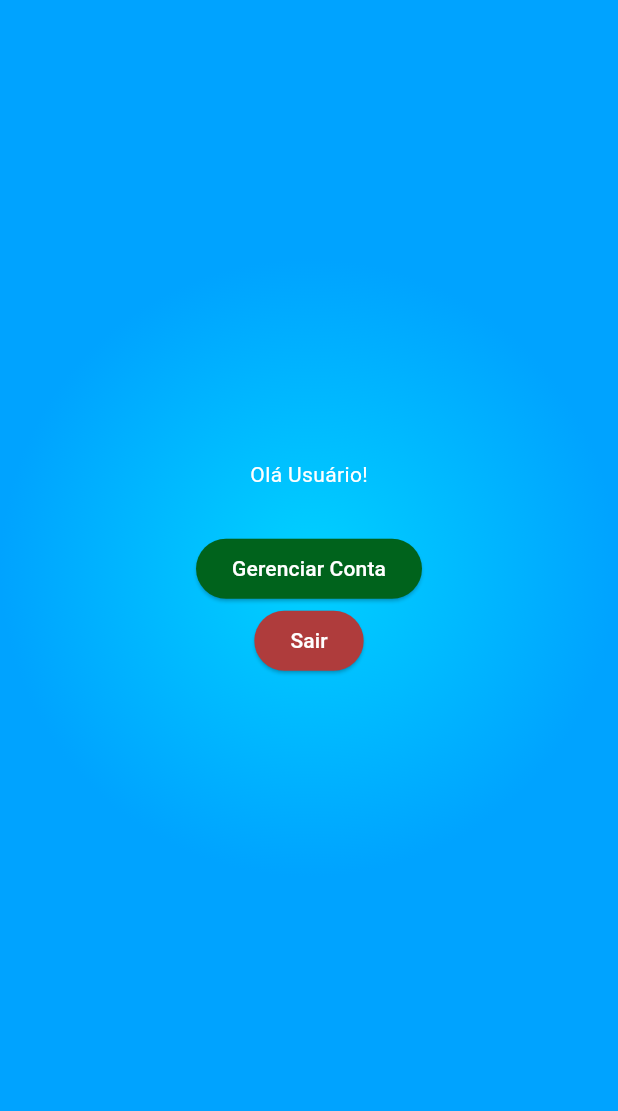
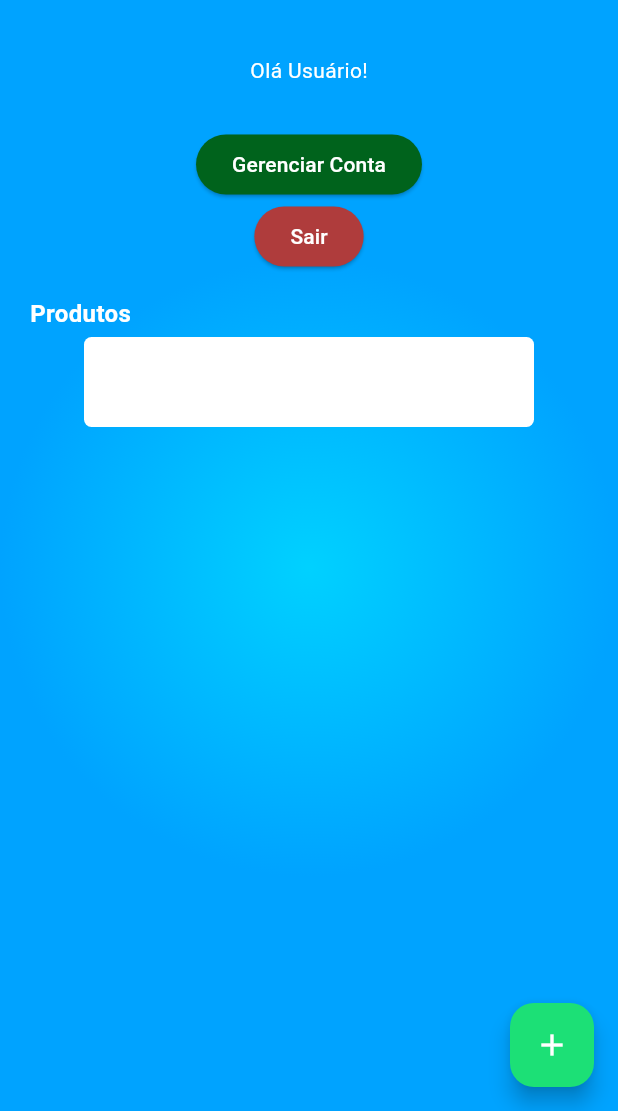
Before and after one commit to quinhas123/monocle, a Flutter app: the screen it shows once a user with an empty profile is signed in, on a phone screen of 412 x 824 dp, the part 125-1236 px from its top. Run offline on Flutter 3.47's test engine with Material 3 defaults, Android fonts, the phone set to English and light mode, and no system bars; our stand-ins replace firebase_auth, firebase_core, flutter_speed_dial; accounts and stored records are empty; network calls fail.

Commit message:
improve home_page.]

```diff
--- a/lib/pages/home_page.dart
+++ b/lib/pages/home_page.dart
@@ -1,4 +1,5 @@
 import 'package:firebase_auth/firebase_auth.dart';
+import 'package:flutter_speed_dial/flutter_speed_dial.dart';
 import 'package:monocle/auth.dart';
 import 'package:flutter/material.dart';
 import 'package:monocle/pages/manage_account_page.dart';
@@ -76,8 +77,10 @@ class HomePage extends State<HomePageStateless> {
         foregroundColor: MaterialStatePropertyAll<Color>(Colors.white),
       ),
       onPressed: () {
-        Navigator.push(context,
-            MaterialPageRoute(builder: (context) => const ManageAccountStateless()));
+        Navigator.push(
+            context,
+            MaterialPageRoute(
+                builder: (context) => const ManageAccountStateless()));
       },
       child: const Text('Gerenciar Conta'),
     );
@@ -93,6 +96,54 @@ class HomePage extends State<HomePageStateless> {
       child: const Text('Sair'),
     );
   }
+
+  Widget _loadInfo() {
+    return Container(
+        child: Column(
+          crossAxisAlignment: CrossAxisAlignment.center,
+          mainAxisAlignment: MainAxisAlignment.start,
+          children: <Widget>[
+            userPressed
+                ? const Text(
+                    'Olá Usuário!',
+                    style: TextStyle(color: Colors.white),
+                  )
+                : const Text(''),
+            const Padding(padding: EdgeInsets.all(4.0)),
+            userPressed ? _userUid() : const Text(''),
+            userPressed ? _manageAccountButton() : const Text(''),
+            userPressed ? _signOutButton() : const Text(''),
+            const Padding(padding: EdgeInsets.only(top: 16.0)),
+            const Align(
+              alignment: Alignment.centerLeft,
+              child: Text(
+              'Produtos',
+              style: TextStyle(
+                color: Colors.white,
+                fontSize: 16.0,
+                fontWeight: FontWeight.bold,
+              ),
+            ),
+            ),
+            Padding(
+              padding: EdgeInsets.all(4.0),
+              child: Container(
+                width: 300.0,
+                height: 60.0,
+                child: Container(
+                  decoration: const BoxDecoration(
+                    color: Colors.white,
+                    shape: BoxShape.rectangle,
+                    borderRadius: BorderRadius.all(Radius.circular(5.0))
+                  ),
+                ),
+              ),
+            ),
+          ],
+        ),
+      );
+  }
+
 
   @override
   Widget build(BuildContext context) {
@@ -110,17 +161,14 @@ class HomePage extends State<HomePageStateless> {
         height: double.infinity,
         width: double.infinity,
         padding: const EdgeInsets.all(20),
-        child: Column(
-          crossAxisAlignment: CrossAxisAlignment.center,
-          mainAxisAlignment: MainAxisAlignment.center,
-          children: <Widget>[
-            userPressed ? const Text('Olá Usuário!', style: TextStyle(color: Colors.white),) : const Text(''),
-            const Padding(padding: EdgeInsets.all(4.0)),
-            userPressed ? _userUid() : const Text(''),
-            userPressed ? _manageAccountButton() : const Text(''),
-            userPressed ? _signOutButton() : const Text(''),
-          ],
+        child: _loadInfo(),
       ),
+      floatingActionButton: FloatingActionButton(
+          onPressed: () {
+          },
+          child: Icon(Icons.add),
+          backgroundColor: Color(0XFF1CE076),
+          foregroundColor: Colors.white,
         ),
     );
   }
--- a/lib/pages/login_register_page.dart
+++ b/lib/pages/login_register_page.dart
@@ -138,7 +138,7 @@ class _LoginPageState extends State<LoginPage> {
   Widget _loadCreateAccountTitle() {
     if (!isLogin) {
       return Container(
-        padding: EdgeInsets.only(bottom: 15.0),
+        padding: const EdgeInsets.only(bottom: 15.0),
         child: Image.asset('assets/create_account.png', fit: BoxFit.cover),
       );
     } else {
--- a/pubspec.yaml
+++ b/pubspec.yaml
@@ -31,12 +31,12 @@ dependencies:
   flutter:
     sdk: flutter
 
-
   # The following adds the Cupertino Icons font to your application.
   # Use with the CupertinoIcons class for iOS style icons.
   cupertino_icons: ^1.0.2
   firebase_core: ^2.24.2
   firebase_auth: ^4.16.0
+  flutter_speed_dial: ^7.0.0
 
 dev_dependencies:
   flutter_test:
```
Also changed, not shown: pubspec.lock. Lines whose indentation alone changed are shown as unchanged.
